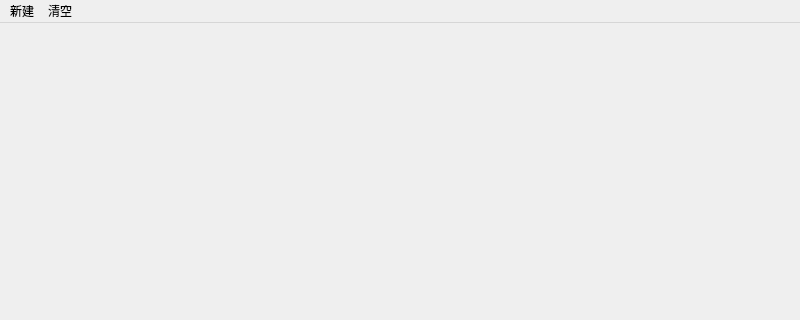
Old version of the form mainwindow.ui in the repository zzyhahaha/ann-qt; both pictures show x 0 to 800 and y 0 to 320 of the 800 by 600 pixel window.
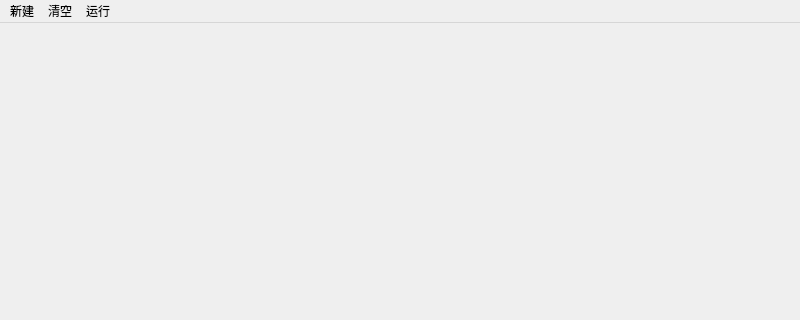
New version of the form.

```diff
--- a/mainwindow.ui
+++ b/mainwindow.ui
@@ -40,9 +40,17 @@
     <property name="title">
      <string>清空</string>
     </property>
+    <addaction name="actionclr"/>
+   </widget>
+   <widget class="QMenu" name="run">
+    <property name="title">
+     <string>运行</string>
+    </property>
+    <addaction name="actionrunc"/>
    </widget>
    <addaction name="Open"/>
    <addaction name="Dele"/>
+   <addaction name="run"/>
   </widget>
   <widget class="QStatusBar" name="statusbar"/>
   <action name="actionIneure">
```
Left out of the diff: 10 changed lines with no effect on the pictures.
